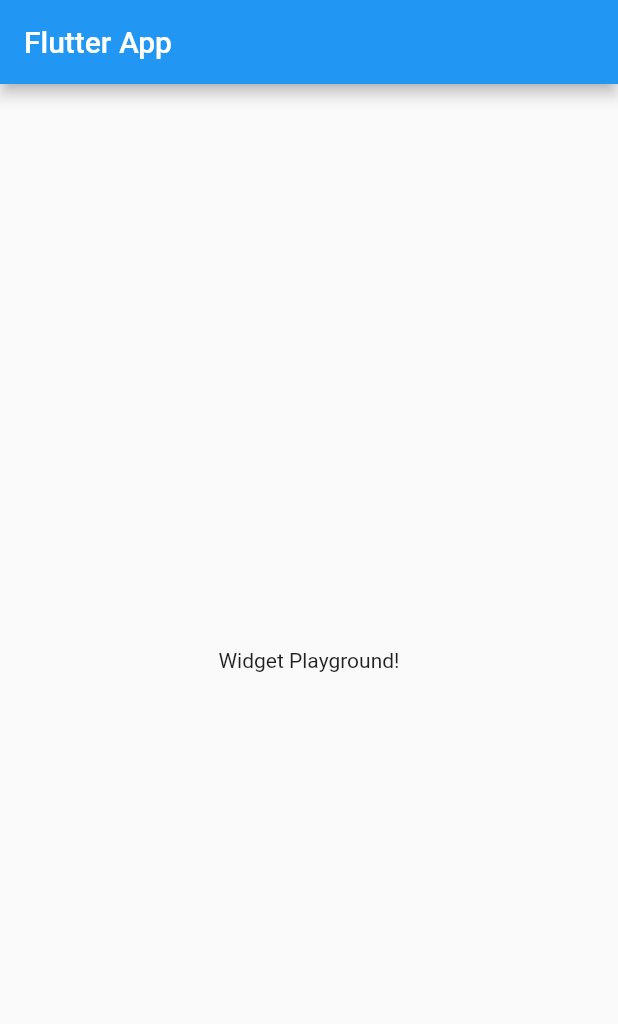
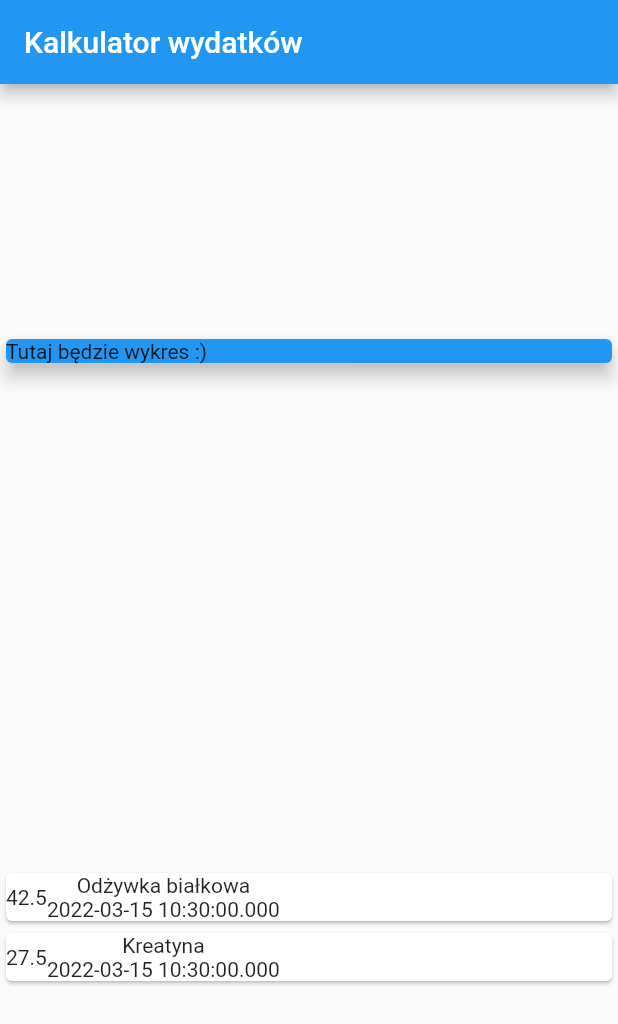
Before and after one commit to Piter98pl/ExpensesApp, a Flutter app: the screen it shows after launch, on a phone screen of 412 x 824 dp. Shown: the top 1024 px of the screen. Run offline on Flutter 3.47's test engine with Material 2 defaults, Android fonts, the phone set to English and light mode, and no system bars.

Commit message:
Added transaction.dart file and List of transactions to main.dart

```diff
--- a/lib/main.dart
+++ b/lib/main.dart
@@ -1,4 +1,6 @@
 import 'package:flutter/material.dart';
+
+import './transaction.dart';
 
 void main() => runApp(MyApp());
 
@@ -13,14 +15,57 @@ class MyApp extends StatelessWidget {
 }
 
 class MyHomePage extends StatelessWidget {
+  final List<Transcation> transcations = [
+    Transcation(
+      id: 1,
+      title: 'Odżywka białkowa',
+      amount: 42.50,
+      date: DateTime.now(),
+    ),
+    Transcation(
+      id: 2,
+      title: 'Kreatyna',
+      amount: 27.50,
+      date: DateTime.now(),
+    ),
+  ];
   @override
   Widget build(BuildContext context) {
     return Scaffold(
       appBar: AppBar(
-        title: Text('Flutter App'),
+        title: Text('Kalkulator wydatków'),
       ),
-      body: Center(
-        child: Text('Widget Playground!'),
+      body: Column(
+        mainAxisAlignment: MainAxisAlignment.spaceAround,
+        children: [
+          Container(
+            width: double.infinity,
+            child: Card(
+              color: Colors.blue,
+              child: Text('Tutaj będzie wykres :)'),
+              elevation: 5,
+            ),
+          ),
+          Column(
+            children: transcations.map((transcation) {
+              return Card(
+                child: Row(
+                  children: [
+                    Container(
+                      child: Text(transcation.amount.toString()),
+                    ),
+                    Column(
+                      children: [
+                        Text(transcation.title),
+                        Text(transcation.date.toString())
+                      ],
+                    )
+                  ],
+                ),
+              );
+            }).toList(),
+          )
+        ],
       ),
     );
   }
--- /dev/null
+++ b/lib/transaction.dart
@@ -0,0 +1,19 @@
+import 'package:flutter/foundation.dart';
+
+class Transcation {
+  final int id;
+  final String title;
+  final double amount;
+  final DateTime date;
+
+  Transcation({
+    @required this.id,
+    @required this.title,
+    @required this.amount,
+    @required this.date,
+  });
+}
+//@required is not a decorator that's build into Dart
+//so in order for this to work we need to import something from Flutter
+//because Flutter is actually the framework that introduces the required decorator
+// we do this by importing package:foundation.dart it is the file that exposes @required
```
Also changed, not shown: 1 other file.
